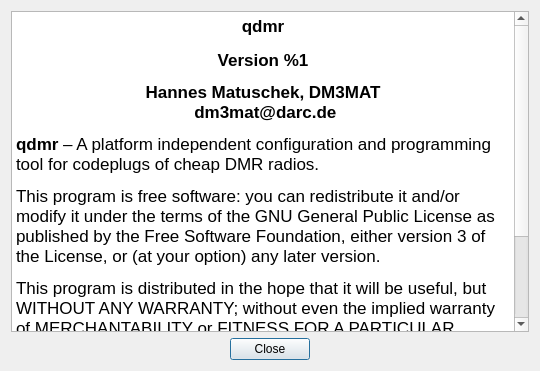
The window that shared/aboutdialog.ui (hmatuschek/qdmr) describes before a commit, drawn with Qt 5.
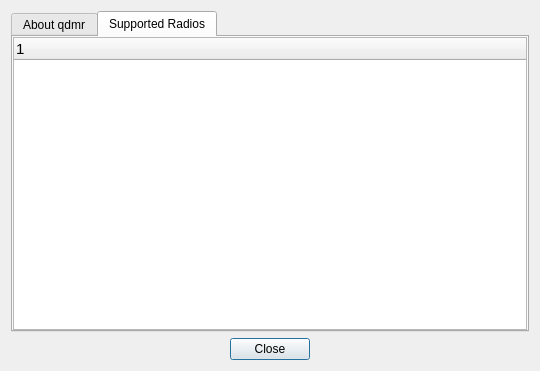
The same window after the commit. The open tabs and pages were chosen to show the change. Icons and pictures are not drawn.

Commit message: Added auto-gen list of supported devices to about dialog.

```diff
--- a/shared/aboutdialog.ui
+++ b/shared/aboutdialog.ui
@@ -19,6 +19,28 @@
   </property>
   <layout class="QVBoxLayout" name="verticalLayout">
    <item>
+    <widget class="QTabWidget" name="tabWidget">
+     <property name="currentIndex">
+      <number>0</number>
+     </property>
+     <widget class="QWidget" name="aboutTab">
+      <attribute name="title">
+       <string>About qdmr</string>
+      </attribute>
+      <layout class="QVBoxLayout" name="verticalLayout_2">
+       <property name="leftMargin">
+        <number>0</number>
+       </property>
+       <property name="topMargin">
+        <number>0</number>
+       </property>
+       <property name="rightMargin">
+        <number>0</number>
+       </property>
+       <property name="bottomMargin">
+        <number>0</number>
+       </property>
+       <item>
     <widget class="QTextEdit" name="textEdit">
      <property name="documentTitle">
       <string>About qdmr</string>
@@ -42,6 +64,43 @@
      <property name="textInteractionFlags">
       <set>Qt::LinksAccessibleByKeyboard|Qt::LinksAccessibleByMouse|Qt::TextBrowserInteraction|Qt::TextSelectableByKeyboard|Qt::TextSelectableByMouse</set>
      </property>
+        </widget>
+       </item>
+      </layout>
+     </widget>
+     <widget class="QWidget" name="tab_2">
+      <attribute name="title">
+       <string>Supported Radios</string>
+      </attribute>
+      <layout class="QVBoxLayout" name="verticalLayout_3">
+       <property name="leftMargin">
+        <number>0</number>
+       </property>
+       <property name="topMargin">
+        <number>0</number>
+       </property>
+       <property name="rightMargin">
+        <number>0</number>
+       </property>
+       <property name="bottomMargin">
+        <number>0</number>
+       </property>
+       <item>
+        <widget class="QTreeWidget" name="radioTable">
+         <property name="font">
+          <font>
+           <pointsize>11</pointsize>
+          </font>
+         </property>
+         <column>
+          <property name="text">
+           <string notr="true">1</string>
+          </property>
+         </column>
+        </widget>
+       </item>
+      </layout>
+     </widget>
     </widget>
    </item>
    <item>
```
Lines whose indentation alone changed are shown as unchanged. The commit also changes 1 other file.
